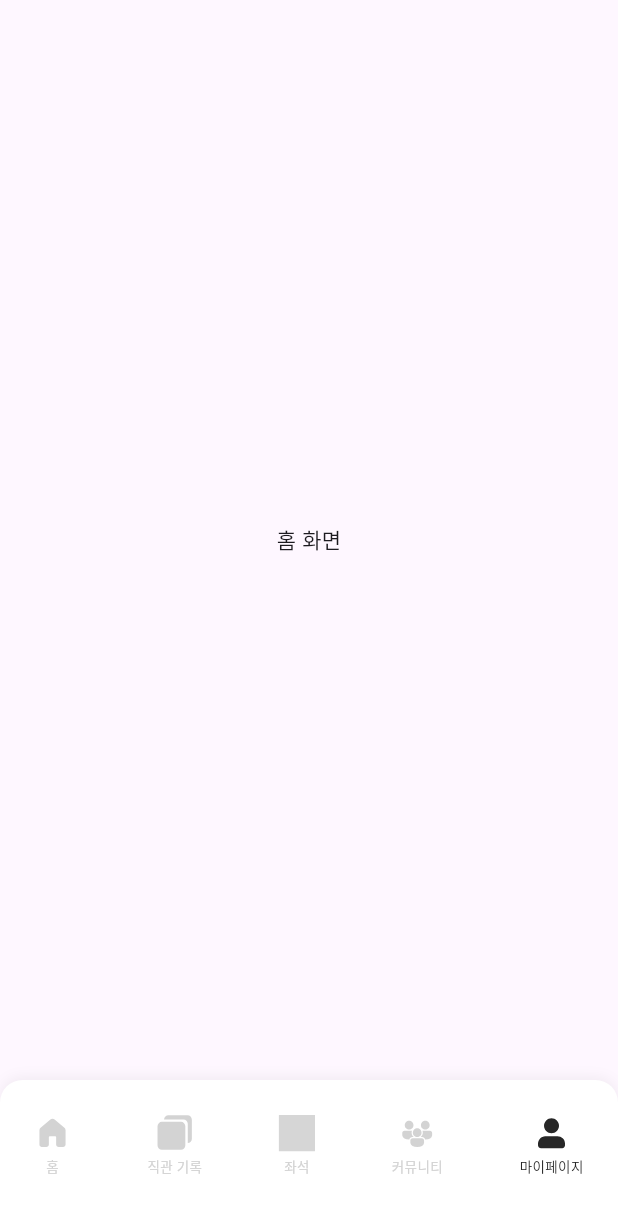
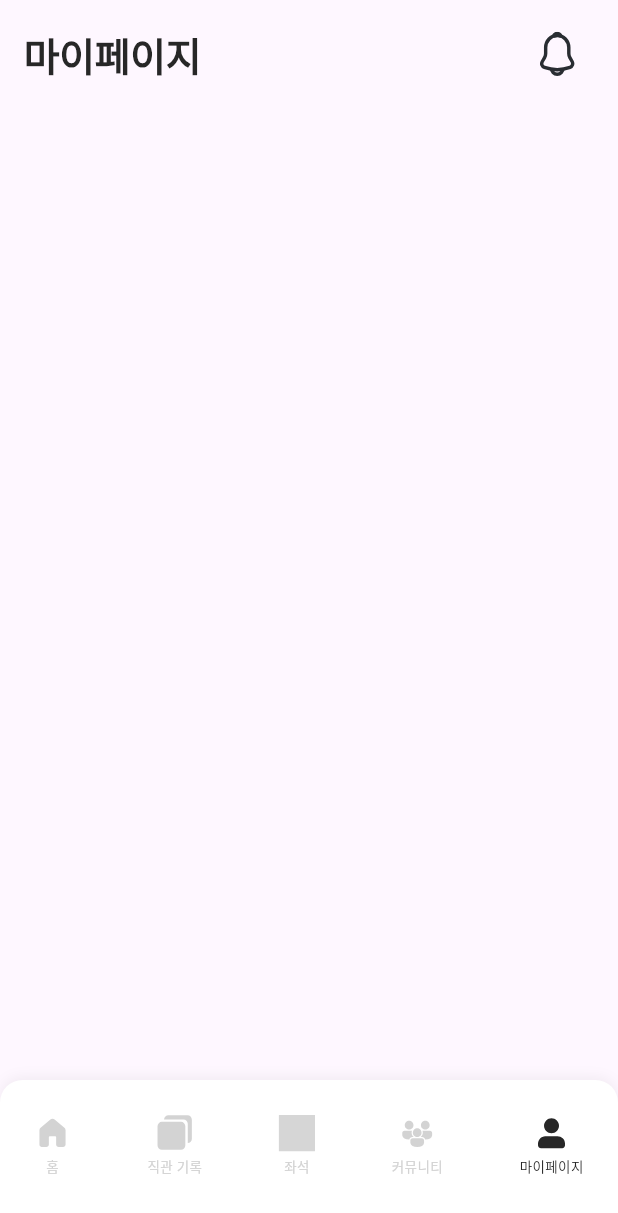
Before and after one commit to InningLog/InningLog_FE, a Flutter app: the screen it shows after launch, item 5 of the bottom bar chosen, on a phone screen of 412 x 824 dp. Shown: the top 1213 px of the screen. Run offline on Flutter 3.47's test engine with Material 3 defaults, Android fonts, the phone set to English and light mode, and no system bars; our stand-ins replace flutter_svg; grey boxes are pictures that could not be loaded.

Commit message:
gnb바, 상단tab설정

```diff
--- a/lib/navigation/main_navigation.dart
+++ b/lib/navigation/main_navigation.dart
@@ -19,8 +19,8 @@ class _MainNavigationState extends State<MainNavigation> {
   final List<Widget> _pages = const [
     HomePage(),
     DiaryPage(),
+    SeatPage(),
     BoardPage(),
-    SeatPage(),
     MyPage(),
   ];
 
--- a/lib/screens/my_page.dart
+++ b/lib/screens/my_page.dart
@@ -1,12 +1,20 @@
 import 'package:flutter/material.dart';
+import '../widgets/common_header.dart';
 
 class MyPage extends StatelessWidget {
   const MyPage({super.key});
 
   @override
   Widget build(BuildContext context) {
-    return const Center(
-      child: Text('홈 화면'),
+    return Scaffold(
+      body: SafeArea(
+        child: Column(
+          children: const [
+            CommonHeader(title: '마이페이지'),
+            // 여기에 캘린더나 탭바 등 추가
+          ],
+        ),
+      ),
     );
   }
 }
--- /dev/null
+++ b/lib/widgets/common_header.dart
@@ -0,0 +1,44 @@
+import 'package:flutter/material.dart';
+import 'package:flutter_svg/svg.dart';
+
+class CommonHeader extends StatelessWidget {
+  final String title;
+  final VoidCallback? onAlarmPressed;
+
+  const CommonHeader({
+    super.key,
+    required this.title,
+    this.onAlarmPressed,
+  });
+
+  @override
+  Widget build(BuildContext context) {
+    return Container(
+      height: 72,
+      padding: const EdgeInsets.symmetric(horizontal: 16),
+      alignment: Alignment.center,
+      child: Row(
+        children: [
+          Text(
+            title,
+            style: const TextStyle(
+              fontSize: 26,
+              fontWeight: FontWeight.w800,
+              letterSpacing: -0.26,
+              color: Color(0xFF272727),
+              textBaseline: TextBaseline.alphabetic,
+            ),
+          ),
+          const Spacer(),
+          IconButton(
+            icon: SvgPicture.asset(
+              'assets/icons/Alarm.svg',
+              width: 24,
+            ),
+            onPressed: onAlarmPressed ?? () {},
+          ),
+        ],
+      ),
+    );
+  }
+}
```
Also changed, not shown: lib/screens/board_page.dart (+10 -2 lines), lib/screens/diary_page.dart (+5 -33 lines), lib/screens/home_page.dart (+10 -2 lines), lib/screens/seat_page.dart (+10 -2 lines).
